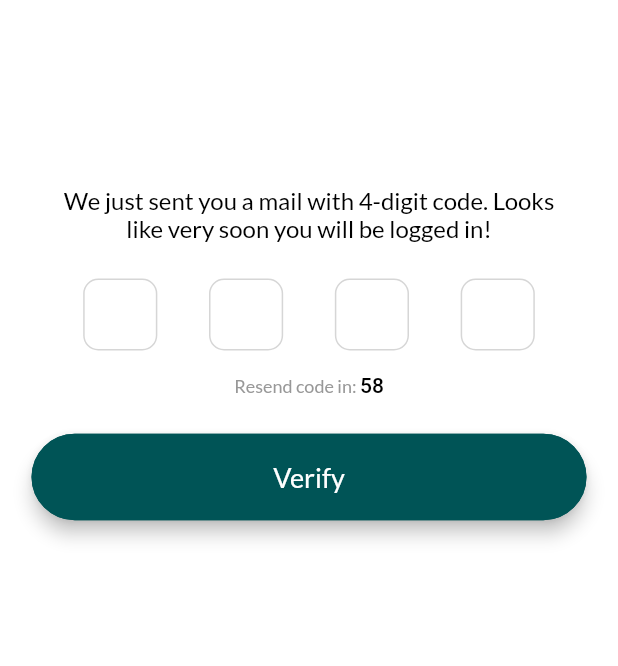
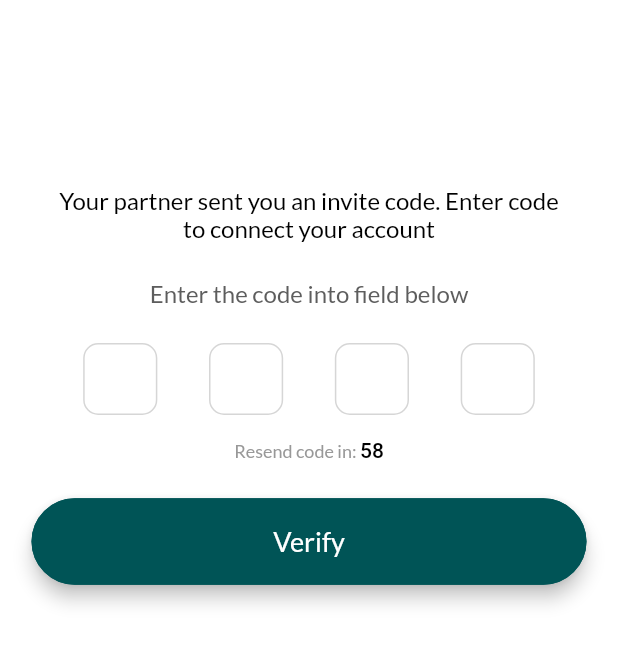
Before and after one commit to iusamaashraf/odopo, a Flutter app: the OtpPage screen opened directly, on a phone screen of 412 x 824 dp, the part 242-908 px from its top. Run offline on Flutter 3.47's test engine with Material 2 defaults, Android fonts, the phone set to English and light mode, and no system bars; drawn by our look-alikes of otp_text_field; our stand-ins replace adaptive_theme, convex_bottom_bar, flutter_phoenix, flutter_svg, get, google_fonts and 3 more; missing offline and left inert: another_stepper; accounts and stored records are empty.

Commit message:
changes done

```diff
--- a/lib/views/pages/get_started/get_started_page.dart
+++ b/lib/views/pages/get_started/get_started_page.dart
@@ -69,9 +69,11 @@
                     onTap: () => Get.offAll(() => const LoginPage()),
                     child: Container(
                       padding: EdgeInsets.symmetric(
-                          horizontal: Adaptive.px(44),
-                          vertical: Adaptive.px(16)),
+                        horizontal: Adaptive.px(44),
+                      ),
                       width: Adaptive.px(343),
+                      height: Get.height * 0.07,
+                      // height: Adaptive.px(),
                       decoration: BoxDecoration(
                         color: ColorClass.primaryColor,
                         borderRadius: BorderRadius.circular(30),
--- a/lib/views/pages/otp/otp_page.dart
+++ b/lib/views/pages/otp/otp_page.dart
@@ -101,7 +101,7 @@
               SizedBox(
                 width: Get.width * 0.85,
                 child: Text(
-                  'We just sent you a mail with 4-digit code. Looks like very soon you will be logged in!',
+                  'Your partner sent you an invite code. Enter code to connect your account',
                   textAlign: TextAlign.center,
                   style: GoogleFonts.lato(
                       fontSize: 16,
@@ -111,6 +111,18 @@
                           : Colors.white,
                       fontWeight: FontWeight.w400),
                 ),
+              ),
+              SizedBox(height: Adaptive.px(24)),
+              Text(
+                'Enter the code into field below',
+                textAlign: TextAlign.center,
+                style: GoogleFonts.lato(
+                    fontSize: 16,
+                    color:
+                        AdaptiveTheme.of(context).brightness == Brightness.light
+                            ? const Color(0xff5d5d5d)
+                            : const Color(0xffAEAEAE),
+                    fontWeight: FontWeight.w400),
               ),
               SizedBox(height: Adaptive.px(24)),
               OTPTextField(
```
Also changed, not shown: lib/views/pages/root/root_page.dart (+29 -29 lines).
